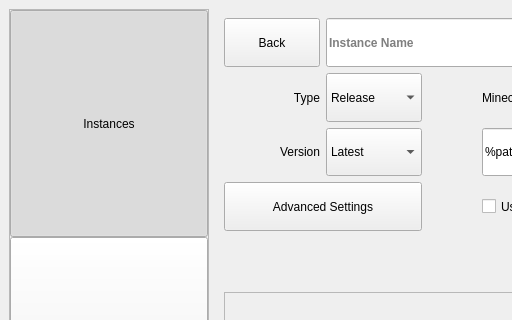
This is interface/ui_files/interface.ui in shueppin/PackedMC as Qt 5 draws it before an edit; both pictures show x 0 to 512 and y 0 to 320 of the 1100 by 700 pixel window. The edited form follows.
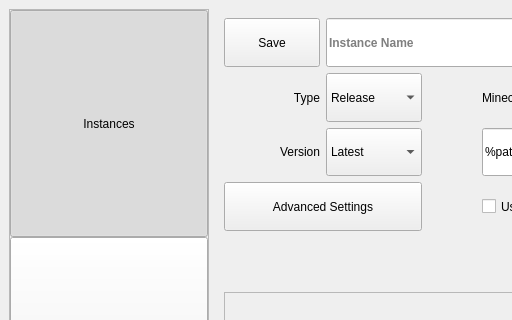
This is the edited form. The open tabs and pages were chosen to show the change.

Commit message: Updater now starts main after first install, Small changes.

Patch:
```diff
--- a/interface/ui_files/interface.ui
+++ b/interface/ui_files/interface.ui
@@ -342,7 +342,7 @@
            <enum>Qt::NoFocus</enum>
           </property>
           <property name="text">
-           <string>Back</string>
+           <string>Save</string>
           </property>
          </widget>
         </item>
```
Left out of the diff: 4 changed lines with no effect on the pictures. The commit also changes 2 other files.
